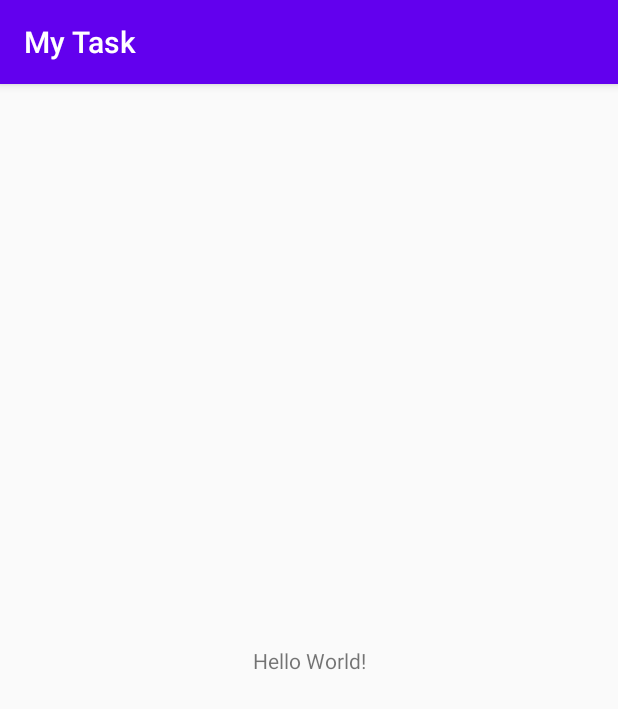
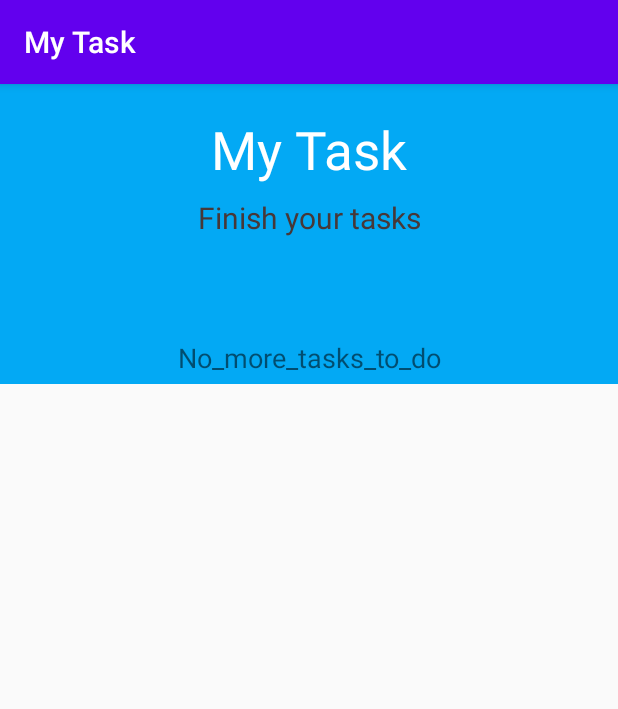
Before and after one commit to Tasdikul-Hasan-Sourov/MyTask_ToDo, an Android app: the screen it shows after launch (MainActivity), on a phone screen of 412 x 824 dp. Shown: the top 709 px of the screen. Run offline under Robolectric (Android 15) with nearby library versions, the phone set to English and light mode, and no system bars.

Commit message:
UI Upgrade

```diff
--- a/app/build.gradle
+++ b/app/build.gradle
@@ -26,6 +26,7 @@ dependencies {
     implementation fileTree(dir: "libs", include: ["*.jar"])
     implementation 'androidx.appcompat:appcompat:1.1.0'
     implementation 'androidx.constraintlayout:constraintlayout:1.1.3'
+    implementation 'androidx.recyclerview:recyclerview:1.1.0'
     testImplementation 'junit:junit:4.12'
     androidTestImplementation 'androidx.test.ext:junit:1.1.1'
     androidTestImplementation 'androidx.test.espresso:espresso-core:3.2.0'
--- a/app/src/main/res/layout/activity_main.xml
+++ b/app/src/main/res/layout/activity_main.xml
@@ -1,18 +1,62 @@
 <?xml version="1.0" encoding="utf-8"?>
-<androidx.constraintlayout.widget.ConstraintLayout xmlns:android="http://schemas.android.com/apk/res/android"
+<LinearLayout
+    xmlns:android="http://schemas.android.com/apk/res/android"
     xmlns:app="http://schemas.android.com/apk/res-auto"
     xmlns:tools="http://schemas.android.com/tools"
     android:layout_width="match_parent"
     android:layout_height="match_parent"
+    android:orientation="vertical"
     tools:context=".MainActivity">
 
+    <LinearLayout
+        android:layout_width="match_parent"
+        android:orientation="vertical"
+        android:layout_height="200dp"
+        android:background="#03A9F4">
+
+        <TextView
+            android:id="@+id/pageTitle"
+            android:layout_width="match_parent"
+            android:layout_height="wrap_content"
+            android:layout_marginTop="20dp"
+            android:gravity="center_horizontal"
+            android:text="@string/my_task"
+            android:textAlignment="center"
+            android:textColor="#ffff"
+            android:textSize="35sp" />
+
+        <TextView
+            android:id="@+id/subTitle"
+            android:layout_width="match_parent"
+            android:layout_height="wrap_content"
+            android:layout_marginTop="8dp"
+            android:gravity="center_horizontal"
+            android:text="@string/finish_your_tasks"
+            android:textAlignment="center"
+            android:textColor="#473838"
+            android:textSize="20sp" />
+        <View
+            android:layout_marginTop="20dp"
+            android:layout_width="match_parent"
+            android:layout_height="1dp"/>
+    </LinearLayout>
+
+    <androidx.recyclerview.widget.RecyclerView
+        android:layout_width="match_parent"
+        android:layout_height="wrap_content"
+        android:layout_marginTop="-60dp"
+        android:layout_marginRight="15dp"
+        android:layout_marginLeft="15dp" />
+
     <TextView
-        android:layout_width="wrap_content"
+        android:id="@+id/endLine"
+        android:layout_width="match_parent"
         android:layout_height="wrap_content"
-        android:text="Hello World!"
-        app:layout_constraintBottom_toBottomOf="parent"
-        app:layout_constraintLeft_toLeftOf="parent"
-        app:layout_constraintRight_toRightOf="parent"
-        app:layout_constraintTop_toTopOf="parent" />
+        android:layout_marginTop="30dp"
+        android:gravity="center_horizontal"
+        android:text="@string/no_more_tasks_to_do"
+        android:textAlignment="center"
+        android:textSize="18sp" />
 
-</androidx.constraintlayout.widget.ConstraintLayout>
+
+</LinearLayout>
--- a/app/src/main/res/values/strings.xml
+++ b/app/src/main/res/values/strings.xml
@@ -1,3 +1,6 @@
 <resources>
     <string name="app_name">My Task</string>
+    <string name="my_task">My Task</string>
+    <string name="no_more_tasks_to_do">No_more_tasks_to_do</string>
+    <string name="finish_your_tasks">Finish your tasks</string>
 </resources>
```
